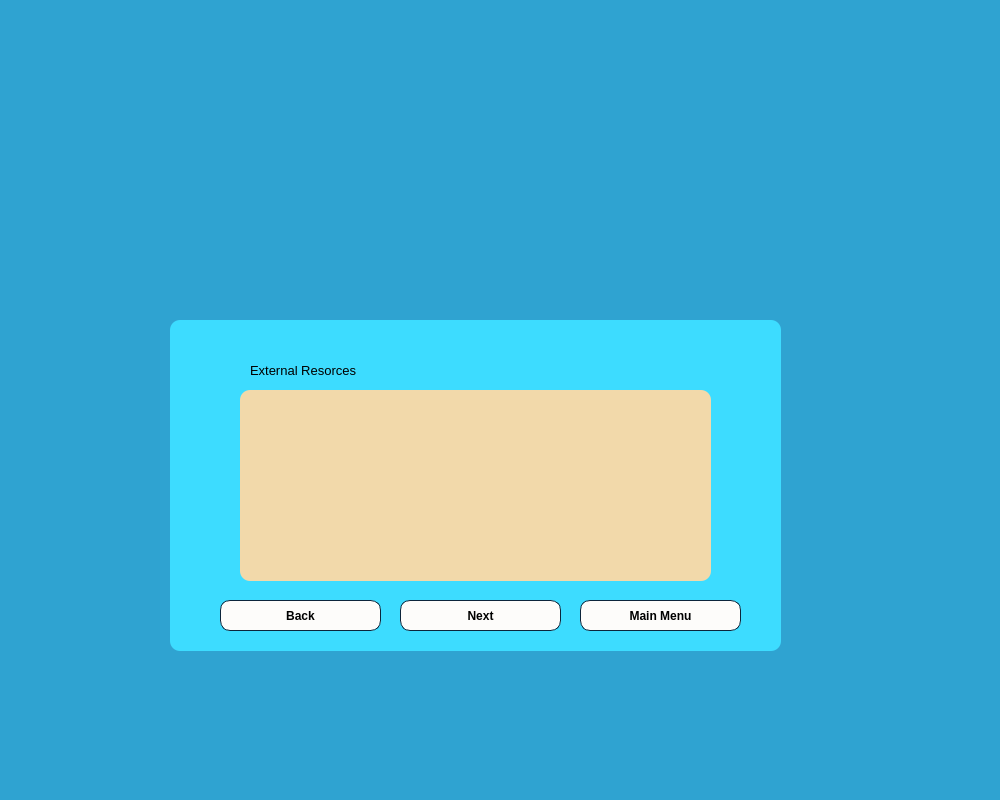
The window that ui/resorces.ui (ryadhazin0002/MentalWell) describes before a commit, drawn with Qt 5.
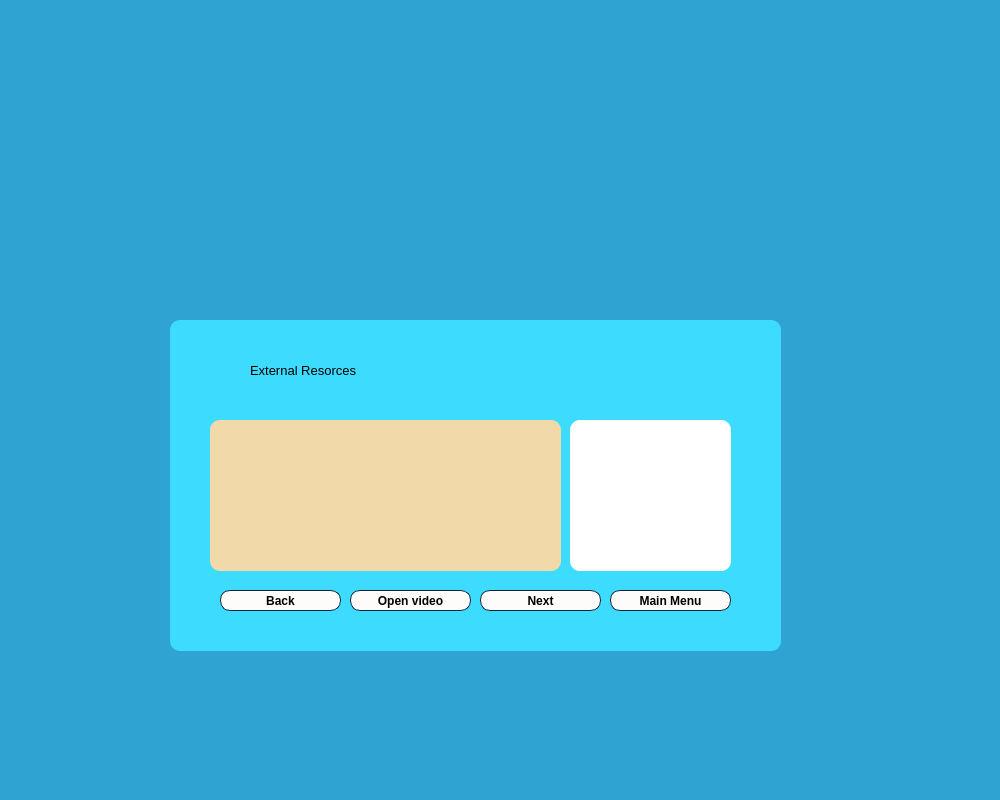
The same window after the commit. Icons and pictures are not drawn.

```diff
--- a/ui/resorces.ui
+++ b/ui/resorces.ui
@@ -93,9 +93,9 @@
     <property name="geometry">
      <rect>
       <x>50</x>
-      <y>280</y>
-      <width>161</width>
-      <height>31</height>
+      <y>270</y>
+      <width>121</width>
+      <height>21</height>
      </rect>
     </property>
     <property name="font">
@@ -123,10 +123,10 @@
    <widget class="QPushButton" name="next">
     <property name="geometry">
      <rect>
-      <x>230</x>
-      <y>280</y>
-      <width>161</width>
-      <height>31</height>
+      <x>310</x>
+      <y>270</y>
+      <width>121</width>
+      <height>21</height>
      </rect>
     </property>
     <property name="font">
@@ -154,10 +154,10 @@
    <widget class="QPushButton" name="mainMenu">
     <property name="geometry">
      <rect>
-      <x>410</x>
-      <y>280</y>
-      <width>161</width>
-      <height>31</height>
+      <x>440</x>
+      <y>270</y>
+      <width>121</width>
+      <height>21</height>
      </rect>
     </property>
     <property name="font">
@@ -182,17 +182,48 @@
      <string>Main Menu</string>
     </property>
    </widget>
-   <widget class="QLabel" name="resorces">
+   <widget class="QPushButton" name="open_video">
     <property name="geometry">
      <rect>
-      <x>70</x>
-      <y>70</y>
-      <width>471</width>
-      <height>191</height>
+      <x>180</x>
+      <y>270</y>
+      <width>121</width>
+      <height>21</height>
      </rect>
     </property>
+    <property name="font">
+     <font>
+      <weight>75</weight>
+      <bold>true</bold>
+     </font>
+    </property>
     <property name="styleSheet">
-     <string notr="true">background-color: rgb(242, 217, 170);</string>
+     <string notr="true">QPushButton {
+    background-color: #fdfcfa;
+    border: 1px solid #0c253b;
+    border-radius: 10px;
+}
+
+QPushButton:pressed {
+    /* Add styling for when the button is pressed */
+    background-color: #c0c0c0; /* For example, change the background color when pressed */
+}</string>
+    </property>
+    <property name="text">
+     <string>Open video</string>
+    </property>
+   </widget>
+   <widget class="QLabel" name="image">
+    <property name="geometry">
+     <rect>
+      <x>400</x>
+      <y>100</y>
+      <width>161</width>
+      <height>151</height>
+     </rect>
+    </property>
+    <property name="styleSheet">
+     <string notr="true">background-color: rgb(255, 255, 255);</string>
     </property>
     <property name="text">
      <string/>
@@ -201,10 +232,10 @@
    <widget class="QLabel" name="author">
     <property name="geometry">
      <rect>
-      <x>410</x>
-      <y>220</y>
-      <width>121</width>
-      <height>21</height>
+      <x>40</x>
+      <y>100</y>
+      <width>351</width>
+      <height>151</height>
      </rect>
     </property>
     <property name="styleSheet">
```
Left out of the diff: 2 changed lines with no effect on the pictures.
